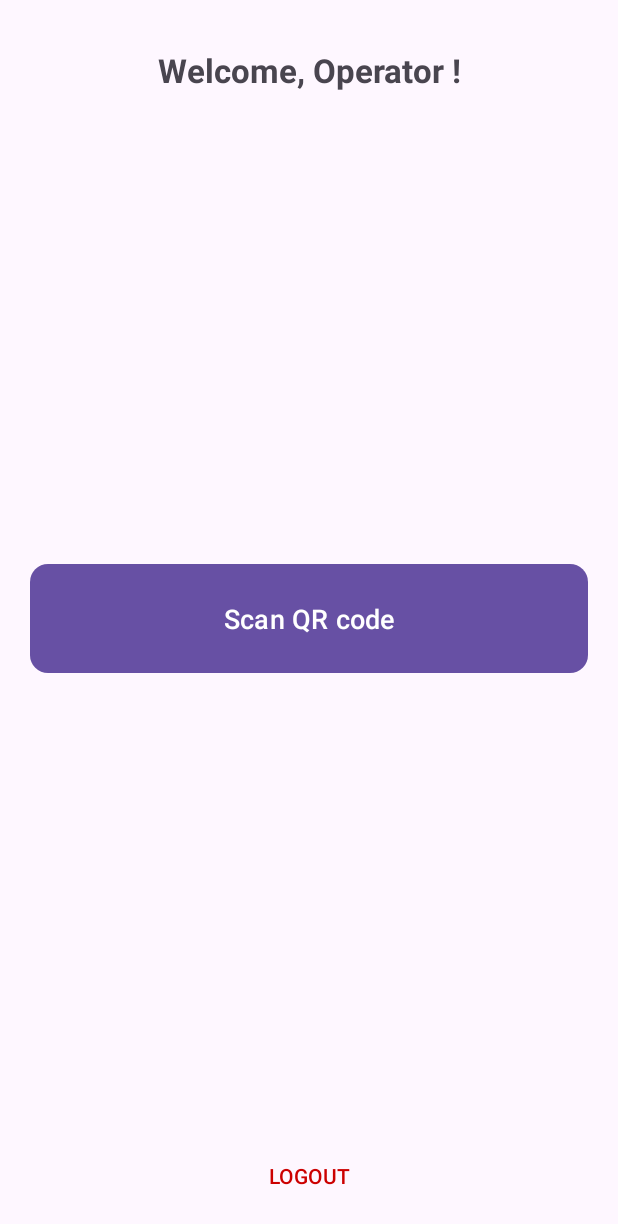
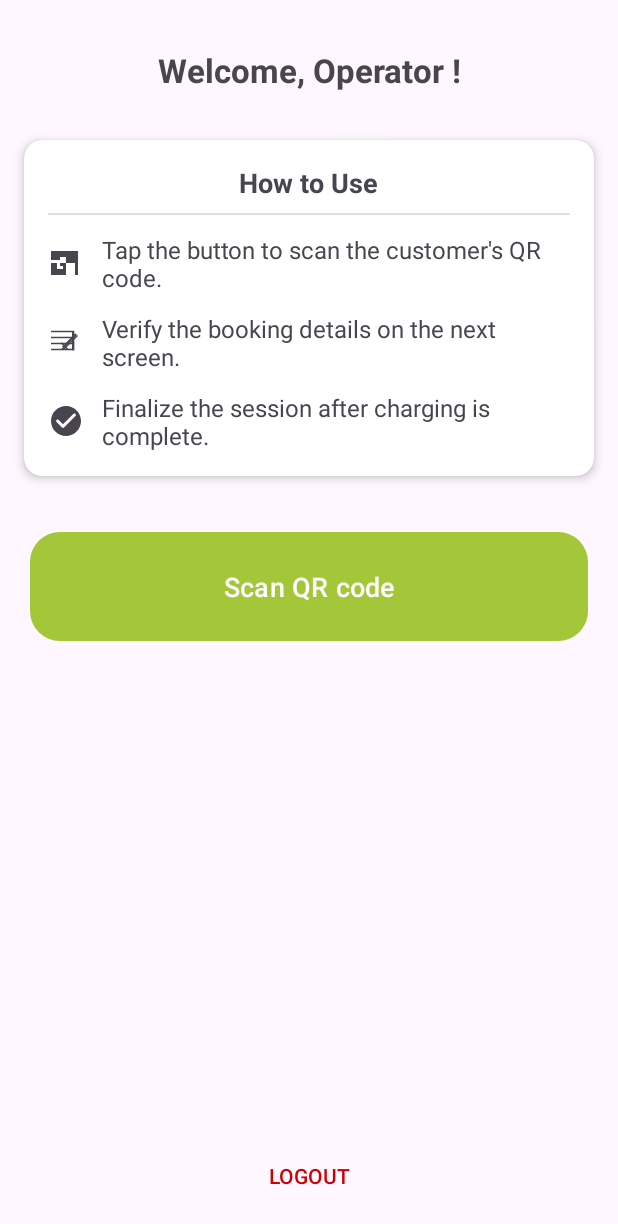
Before and after one commit to k-rashmina/EV-Booking-System-Mobile, an Android app: the MainActivity screen opened directly, with no data from a screen before it, on a phone screen of 412 x 824 dp. Shown: the top 1224 px of the screen. Run offline under Robolectric (Android 15) with nearby library versions, the phone set to English and light mode, and no system bars; our stand-ins replace Volley; libraries missing offline, so code that uses them is left out: com.google.zxing.integration.

Commit message:
Added instructions card and visual improvements in UI done

```diff
--- a/EVStationOperatorApp/app/src/main/res/drawable/button_primary_background.xml
+++ b/EVStationOperatorApp/app/src/main/res/drawable/button_primary_background.xml
@@ -1,6 +1,6 @@
 <?xml version="1.0" encoding="utf-8"?>
 <shape xmlns:android="http://schemas.android.com/apk/res/android"
     android:shape="rectangle">
-    <solid android:color="@android:color/holo_green_dark" />
-    <corners android:radius="12dp" />
+    <solid android:color="@color/colorPrimary" />
+    <corners android:radius="20dp" />
 </shape>
--- a/EVStationOperatorApp/app/src/main/res/drawable/edittext_background.xml
+++ b/EVStationOperatorApp/app/src/main/res/drawable/edittext_background.xml
@@ -1,9 +1,26 @@
 <?xml version="1.0" encoding="utf-8"?>
-<shape xmlns:android="http://schemas.android.com/apk/res/android"
-    android:shape="rectangle">
-    <solid android:color="#F0F0F0" />
-    <corners android:radius="8dp" />
-    <stroke
-        android:width="1dp"
-        android:color="#CCCCCC" />
-</shape>
+<selector xmlns:android="http://schemas.android.com/apk/res/android">
+
+    <!-- STATE 1: When the EditText is focused (selected) -->
+    <item android:state_focused="true">
+        <shape android:shape="rectangle">
+            <!-- You can make the inside white when focused -->
+            <solid android:color="@android:color/white" />
+            <corners android:radius="12dp" />
+            <!-- Use a thicker, green stroke when focused -->
+            <stroke android:width="2dp" android:color="@color/logo_green" />
+        </shape>
+    </item>
+
+    <!-- STATE 2: The default, unfocused state -->
+    <item>
+        <shape android:shape="rectangle">
+            <!-- A very light grey background for the unfocused state -->
+            <solid android:color="#F5F5F5" />
+            <corners android:radius="12dp" />
+            <!-- A standard grey, thin stroke for the unfocused state -->
+            <stroke android:width="1dp" android:color="#DDDDDD" />
+        </shape>
+    </item>
+
+</selector>
--- /dev/null
+++ b/EVStationOperatorApp/app/src/main/res/drawable/ic_check_circle.xml
@@ -0,0 +1,10 @@
+<vector xmlns:android="http://schemas.android.com/apk/res/android"
+    android:width="24dp"
+    android:height="24dp"
+    android:viewportWidth="24"
+    android:viewportHeight="24"
+    android:tint="?attr/colorControlNormal">
+    <path
+        android:fillColor="@android:color/white"
+        android:pathData="M12,2C6.48,2 2,6.48 2,12s4.48,10 10,10 10,-4.48 10,-10S17.52,2 12,2zM9.29,16.29L5.7,12.7c-0.39,-0.39 -0.39,-1.02 0,-1.41 0.39,-0.39 1.02,-0.39 1.41,0L10,14.17l6.88,-6.88c0.39,-0.39 1.02,-0.39 1.41,0 0.39,0.39 0.39,1.02 0,1.41l-7.59,7.59c-0.38,0.39 -1.02,0.39 -1.41,0z"/>
+</vector>
--- /dev/null
+++ b/EVStationOperatorApp/app/src/main/res/drawable/ic_qr_code_scanner.xml
@@ -0,0 +1,10 @@
+<vector xmlns:android="http://schemas.android.com/apk/res/android"
+    android:width="24dp"
+    android:height="24dp"
+    android:viewportWidth="24"
+    android:viewportHeight="24"
+    android:tint="?attr/colorControlNormal">
+    <path
+        android:fillColor="@android:color/white"
+        android:pathData="M2,12h2v8H2zM6,16h2v4H6zM8,16h2v4H8zM10,12h2v8H10zM18,12h2v8H18zM4,12h2v8H4zM6,4h2v4H6zM4,4h2v4H4zM2,4h2v4H2zM8,4h2v4H8zM10,4h2v4H10zM12,4h8v2h-8zM12,6h8v2h-8zM12,8h8v2h-8zM12,10h8v2h-8zM2,8h2v2H2zM4,8h2v2H4zM6,8h2v2H6zM2,16h2v4H2zM4,16h2v4H4zM2,12h2v2H2zM4,12h2v2H4zM8,12h2v2H8z"/>
+</vector>
--- /dev/null
+++ b/EVStationOperatorApp/app/src/main/res/drawable/ic_rule.xml
@@ -0,0 +1,39 @@
+<vector xmlns:android="http://schemas.android.com/apk/res/android"
+    android:width="24dp"
+    android:height="24dp"
+    android:viewportWidth="24"
+    android:viewportHeight="24"
+    android:tint="?attr/colorControlNormal">
+    <path
+        android:fillColor="@android:color/white"
+        android:pathData="M16,5h1.5v12.5h-1.5z"
+        android:strokeAlpha="0.3"
+        android:fillAlpha="0.3"/>
+    <path
+        android:fillColor="@android:color/white"
+        android:pathData="M16,5h1.5v12.5h-1.5z"/>
+    <path
+        android:fillColor="@android:color/white"
+        android:pathData="M2,17.5h15.5v-1H2z"/>
+    <path
+        android:fillColor="@android:color/white"
+        android:pathData="M2,13.5h15.5v-1H2z"/>
+    <path
+        android:fillColor="@android:color/white"
+        android:pathData="M2,9.5h15.5v-1H2z"/>
+    <path
+        android:fillColor="@android:color/white"
+        android:pathData="M2,5.5h15.5v-1H2z"/>
+    <path
+        android:fillColor="@android:color/white"
+        android:pathData="M9.5,17.5l-0.71,-0.71 1.06,-1.06 0.71,0.71z"/>
+    <path
+        android:fillColor="@android:color/white"
+        android:pathData="M13,17.5l-4.59,-4.59 0.71,-0.71L13.71,16.8z"/>
+    <path
+        android:fillColor="@android:color/white"
+        android:pathData="M19.3,7.3l-8.89,8.89 -1.06,-1.06 8.89,-8.89z"/>
+    <path
+        android:fillColor="@android:color/white"
+        android:pathData="M19.3,7.3l0.71,0.71 -9.55,9.55 -0.71,-0.71z"/>
+</vector>
--- a/EVStationOperatorApp/app/src/main/res/layout/activity_login.xml
+++ b/EVStationOperatorApp/app/src/main/res/layout/activity_login.xml
@@ -76,8 +76,8 @@
         app:layout_constraintEnd_toEndOf="parent"
         app:layout_constraintStart_toStartOf="parent"
         app:layout_constraintTop_toBottomOf="@+id/passwordEditText"
-        android:layout_marginStart="45dp"
-        android:layout_marginEnd="45dp"/>
+        android:layout_marginStart="20dp"
+        android:layout_marginEnd="20dp"/>
 
     <!-- 5. ProgressBar to show while logging in -->
     <ProgressBar
--- a/EVStationOperatorApp/app/src/main/res/layout/activity_main.xml
+++ b/EVStationOperatorApp/app/src/main/res/layout/activity_main.xml
@@ -21,7 +21,74 @@
         app:layout_constraintTop_toTopOf="parent"
         tools:text="Welcome, Operator Name!" />
 
-    <!-- 2. A large, clear Button with the text "Scan Booking QR Code" -->
+    <!-- NEW: Instructions Card to fill the empty space -->
+    <androidx.cardview.widget.CardView
+        android:id="@+id/instructionsCard"
+        android:layout_width="0dp"
+        android:layout_height="wrap_content"
+        android:layout_marginTop="32dp"
+        app:cardCornerRadius="12dp"
+        app:cardElevation="4dp"
+        app:layout_constraintTop_toBottomOf="@id/welcomeTextView"
+        app:layout_constraintStart_toStartOf="parent"
+        app:layout_constraintEnd_toEndOf="parent"
+        android:layout_marginStart="16dp"
+        android:layout_marginEnd="16dp">
+
+        <LinearLayout
+            android:layout_width="match_parent"
+            android:layout_height="wrap_content"
+            android:orientation="vertical"
+            android:padding="16dp">
+
+            <TextView
+                android:layout_width="wrap_content"
+                android:layout_height="wrap_content"
+                android:text="@string/instructions_title"
+                android:textSize="18sp"
+                android:textStyle="bold"
+                android:layout_gravity="center_horizontal"/>
+
+            <View
+                android:layout_width="match_parent"
+                android:layout_height="1dp"
+                android:background="?android:attr/listDivider"
+                android:layout_marginTop="8dp"
+                android:layout_marginBottom="12dp"/>
+
+            <TextView
+                android:layout_width="wrap_content"
+                android:layout_height="wrap_content"
+                android:drawableStart="@drawable/ic_qr_code_scanner"
+                android:drawablePadding="12dp"
+                android:gravity="center_vertical"
+                android:text="@string/instruction_step_1"
+                android:textSize="16sp" />
+
+            <TextView
+                android:layout_width="wrap_content"
+                android:layout_height="wrap_content"
+                android:layout_marginTop="12dp"
+                android:drawableStart="@drawable/ic_rule"
+                android:drawablePadding="12dp"
+                android:gravity="center_vertical"
+                android:text="@string/instruction_step_2"
+                android:textSize="16sp" />
+
+            <TextView
+                android:layout_width="wrap_content"
+                android:layout_height="wrap_content"
+                android:layout_marginTop="12dp"
+                android:drawableStart="@drawable/ic_check_circle"
+                android:drawablePadding="12dp"
+                android:gravity="center_vertical"
+                android:text="@string/instruction_step_3"
+                android:textSize="16sp" />
+        </LinearLayout>
+    </androidx.cardview.widget.CardView>
+
+
+    <!-- UPDATED: The Scan Button is now constrained below the new card -->
     <Button
         android:id="@+id/scanQrButton"
         android:layout_width="0dp"
@@ -34,10 +101,11 @@
         android:textColor="@android:color/white"
         android:layout_marginStart="20dp"
         android:layout_marginEnd="20dp"
-        app:layout_constraintBottom_toBottomOf="parent"
+        app:layout_constraintBottom_toTopOf="@id/logoutButton"
         app:layout_constraintEnd_toEndOf="parent"
         app:layout_constraintStart_toStartOf="parent"
-        app:layout_constraintTop_toTopOf="parent" />
+        app:layout_constraintTop_toBottomOf="@id/instructionsCard"
+        app:layout_constraintVertical_bias="0.1"/>
 
     <!-- 3. A Button or menu item for logging out -->
     <Button
--- a/EVStationOperatorApp/app/src/main/res/values/colors.xml
+++ b/EVStationOperatorApp/app/src/main/res/values/colors.xml
@@ -2,10 +2,17 @@
 <resources>
     <color name="black">#FF000000</color>
     <color name="white">#FFFFFFFF</color>
+
+    <!-- UPDATED: Define the logo green as the primary theme color -->
+    <color name="colorPrimary">#A4C639</color>
+    <color name="colorPrimaryDark">#829e2d</color> <!-- A darker shade for the status bar -->
 
     <!-- Status Colors -->
     <color name="status_approved">#388E3C</color> <!-- Red 700 -->
     <color name="status_completed">#757575</color> <!-- Green 700 -->
     <color name="status_cancelled">#D32F2F</color> <!-- Grey 600 -->
     <color name="status_default">#000000</color> <!-- Black for any other status -->
+
+    <color name="logo_green">#A4C639</color>
+
 </resources>
--- a/EVStationOperatorApp/app/src/main/res/values/strings.xml
+++ b/EVStationOperatorApp/app/src/main/res/values/strings.xml
@@ -16,4 +16,10 @@
     <string name="confirm_and_finalize_session">Finalize Booking</string>
     <string name="owner_vehicle_details">Vehicle Details</string>
     <string name="booking_information">Booking Information</string>
+
+    <!-- Add these inside your <resources> tag -->
+    <string name="instructions_title">How to Use</string>
+    <string name="instruction_step_1">Tap the button to scan the customer\'s QR code.</string>
+    <string name="instruction_step_2">Verify the booking details on the next screen.</string>
+    <string name="instruction_step_3">Finalize the session after charging is complete.</string>
 </resources>
--- a/EVStationOperatorApp/app/src/main/res/values/themes.xml
+++ b/EVStationOperatorApp/app/src/main/res/values/themes.xml
@@ -3,6 +3,8 @@
     <style name="Base.Theme.EVStationOperatorApp" parent="Theme.Material3.DayNight.NoActionBar">
         <!-- Customize your light theme here. -->
         <!-- <item name="colorPrimary">@color/my_light_primary</item> -->
+        <item name="colorPrimary">@color/colorPrimary</item>
+        <item name="colorPrimaryVariant">@color/colorPrimaryDark</item>
     </style>
 
     <style name="Theme.EVStationOperatorApp" parent="Base.Theme.EVStationOperatorApp" />
```
